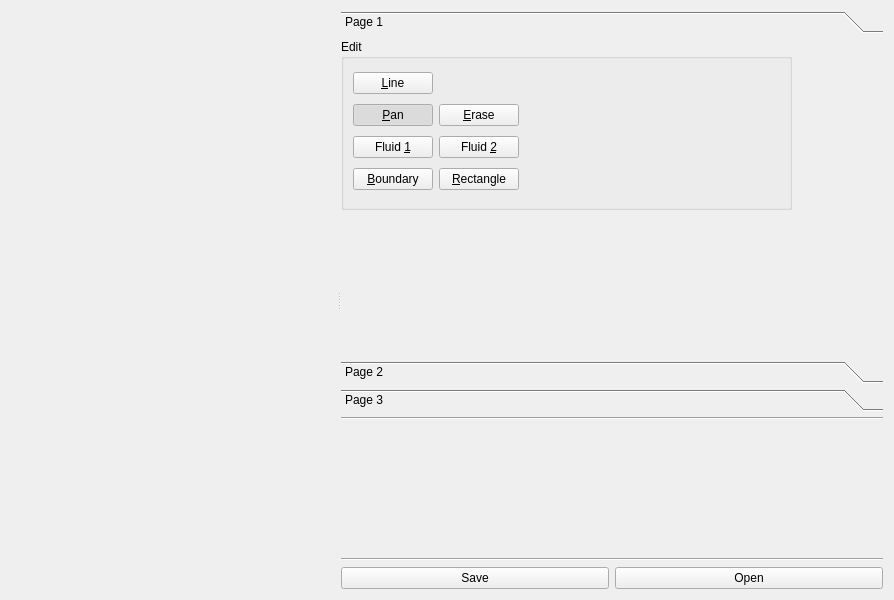
Old version of the form src/designer/designer.ui in the repository ClemensDegasper/SceneDesigner.
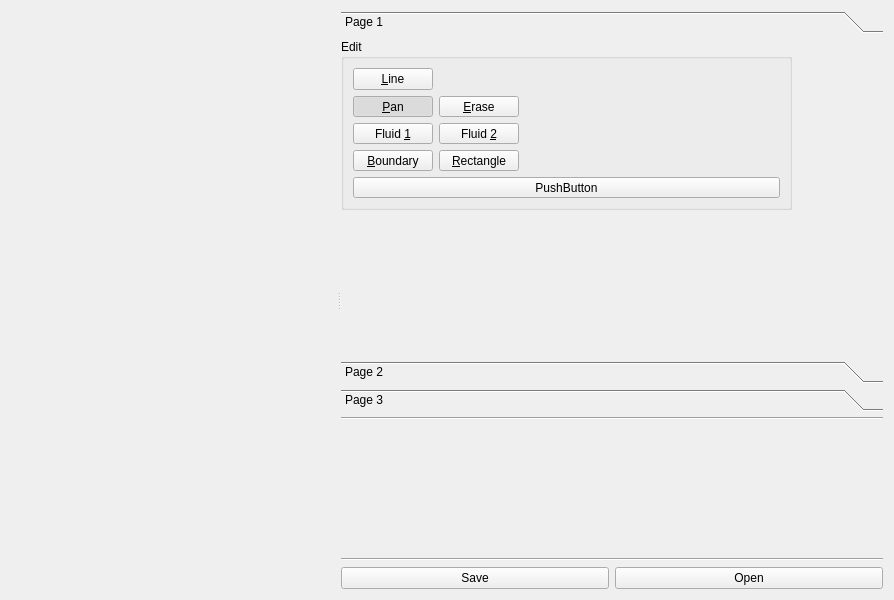
New version of the form. Custom widgets are drawn as their Qt base class.

Commit message: added new button to delete all object from canvas rects,fluidsrects and lines are now stores as object in json save and loading from json work with objects implemented erasing of all objects

```diff
--- a/src/designer/designer.ui
+++ b/src/designer/designer.ui
@@ -318,6 +318,13 @@
               </item>
              </layout>
             </item>
+            <item>
+             <widget class="QPushButton" name="pushButton_3">
+              <property name="text">
+               <string>PushButton</string>
+              </property>
+             </widget>
+            </item>
            </layout>
           </widget>
          </widget>
```
Left out of the diff: 8 changed lines with no effect on the pictures. The commit also changes 6 other files.
